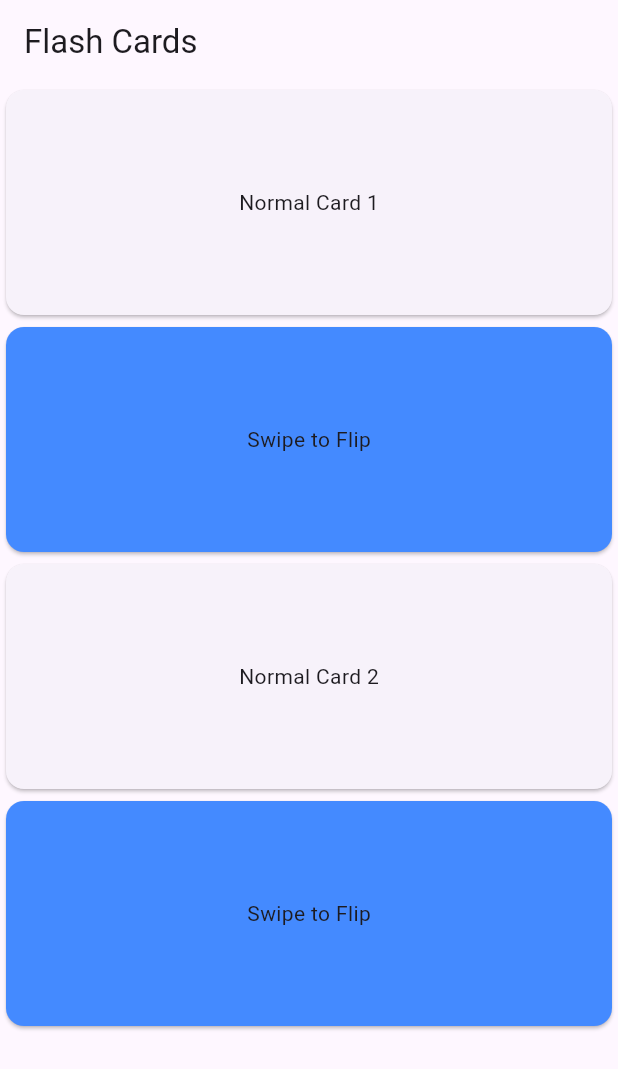
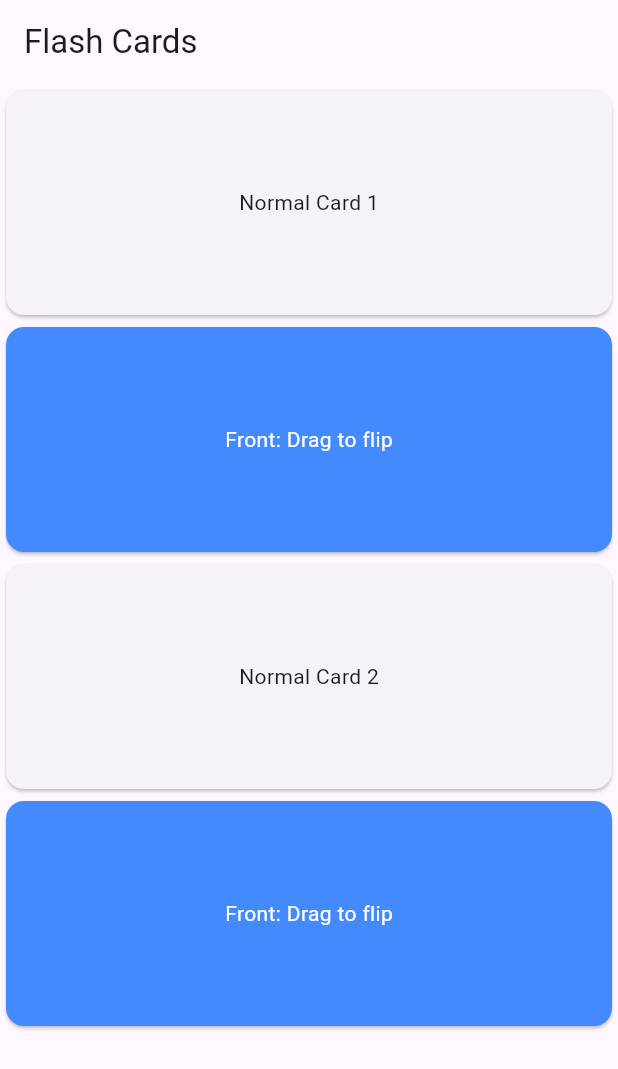
Before and after one commit to momin96/DevCodePlayground, a Flutter app: the screen it shows after launch, on a phone screen of 412 x 824 dp. Shown: the top 1069 px of the screen. Run offline on Flutter 3.47's test engine with Material 3 defaults, Android fonts, the phone set to English and light mode, and no system bars.

Commit message:
Issue related with flip on both side resolved

```diff
--- a/flutter-playground/lib/flashcard/flash_card_app.dart
+++ b/flutter-playground/lib/flashcard/flash_card_app.dart
@@ -23,6 +23,7 @@ class FlashCardScreenState extends State<FlashCardScreen>
   late AnimationController _controller;
   bool isFront = true;
   double dragStartX = 0.0;
+  double _dragPosition = 0.0;
 
   @override
   void initState() {
@@ -43,21 +44,25 @@ class FlashCardScreenState extends State<FlashCardScreen>
     dragStartX = details.globalPosition.dx;
   }
 
+  void onDragUpdate(DragUpdateDetails details) {
+    setState(() {
+      _dragPosition += details.delta.dx;
+      _controller.value = (_dragPosition / 150).clamp(-1.0, 1.0).abs();
+    });
+  }
+
   void onDragEnd(DragEndDetails details) {
-    final dragEndX = details.velocity.pixelsPerSecond.dx;
-    final dragDistance = dragEndX - dragStartX;
-    print('dragDistance: ${dragDistance.abs()}');
-    if (dragDistance.abs() > 50) {
-      // Threshold for considering it a swipe
-      if (isFront) {
-        _controller.forward();
-      } else {
-        _controller.reverse();
-      }
+    if (_controller.value > 0.5) {
+      _controller.animateTo(1.0, duration: Duration(milliseconds: 200));
       setState(() {
         isFront = !isFront;
       });
+    } else {
+      _controller.animateTo(0.0, duration: Duration(milliseconds: 200));
     }
+    setState(() {
+      _dragPosition = 0.0;
+    });
   }
 
   @override
@@ -80,7 +85,7 @@ class FlashCardScreenState extends State<FlashCardScreen>
               content: card.content,
               controller: _controller,
               isFront: isFront,
-              onDragStart: onDragStart,
+              onDragUpdate: onDragUpdate,
               onDragEnd: onDragEnd,
             );
           } else {
@@ -96,21 +101,21 @@ class FlashCardWidget extends StatelessWidget {
   final String content;
   final AnimationController controller;
   final bool isFront;
-  final Function(DragStartDetails) onDragStart;
+  final Function(DragUpdateDetails) onDragUpdate;
   final Function(DragEndDetails) onDragEnd;
 
   const FlashCardWidget({
     required this.content,
     required this.controller,
     required this.isFront,
-    required this.onDragStart,
+    required this.onDragUpdate,
     required this.onDragEnd,
   });
 
   @override
   Widget build(BuildContext context) {
     return GestureDetector(
-      onHorizontalDragStart: onDragStart,
+      onHorizontalDragUpdate: onDragUpdate,
       onHorizontalDragEnd: onDragEnd,
       child: AnimatedBuilder(
         animation: controller,
@@ -120,11 +125,17 @@ class FlashCardWidget extends StatelessWidget {
             transform: Matrix4.rotationY(angle),
             alignment: Alignment.center,
             child: Card(
-              color: isFront ? Colors.blueAccent : Colors.orangeAccent,
+              color:
+                  angle.abs() < 1.57 ? Colors.blueAccent : Colors.orangeAccent,
               child: SizedBox(
                 height: 150,
                 child: Center(
-                  child: Text(isFront ? 'Swipe to Flip' : content),
+                  child: Text(
+                    angle.abs() < 1.57
+                        ? 'Front: Drag to flip'
+                        : 'Back: $content',
+                    style: TextStyle(color: Colors.white),
+                  ),
                 ),
               ),
             ),
```
